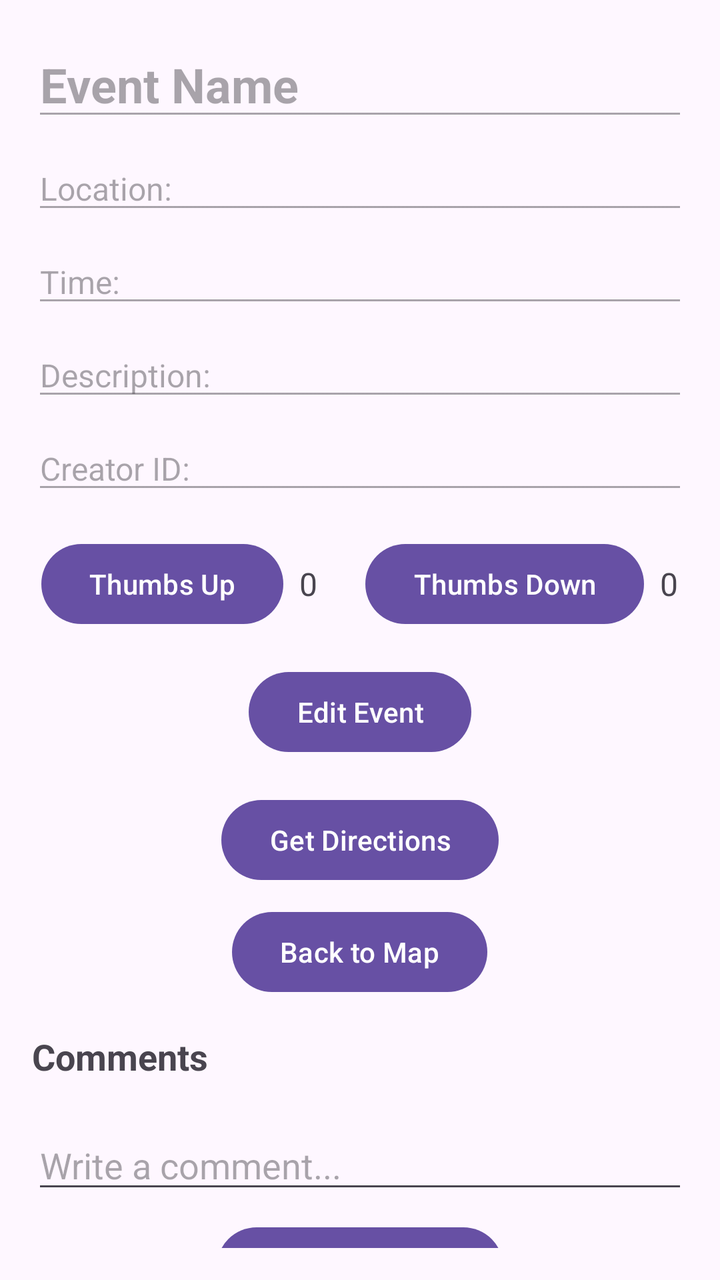
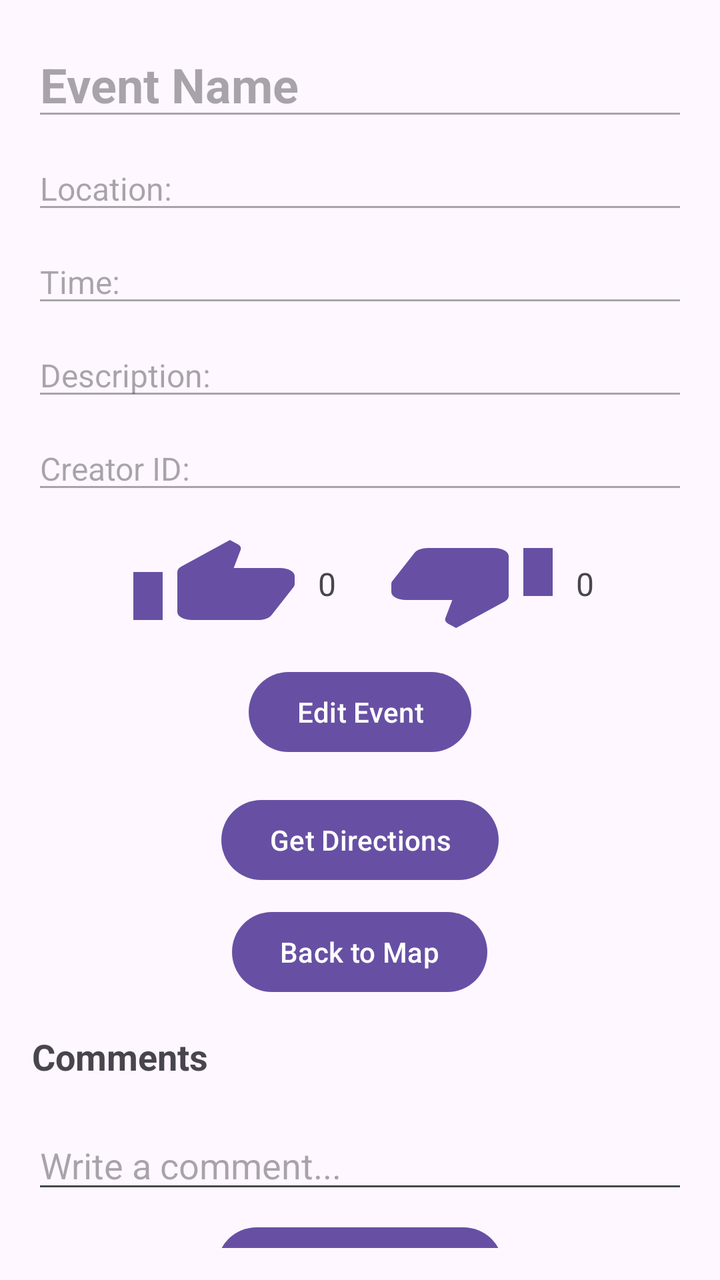

An Android layout rendered at two revisions. The XML below is the earlier revision; the diff shows what the commit changed to produce the second picture.
<!-- AndroidManifest.xml: application theme Theme.Project2_login -->
<!-- res/layout/activity_event_details.xml -->
<?xml version="1.0" encoding="utf-8"?>
<LinearLayout xmlns:android="http://schemas.android.com/apk/res/android"
    android:layout_width="match_parent"
    android:layout_height="match_parent"
    android:orientation="vertical"
    android:padding="16dp">

    
    <EditText
        android:id="@+id/event_name"
        android:layout_width="match_parent"
        android:layout_height="wrap_content"
        android:textSize="24sp"
        android:textStyle="bold"
        android:text="Event Name"
        android:enabled="false" />

    <EditText
        android:id="@+id/event_location"
        android:layout_width="match_parent"
        android:layout_height="wrap_content"
        android:textSize="16sp"
        android:layout_marginTop="8dp"
        android:text="Location: "
        android:enabled="false" />

    <EditText
        android:id="@+id/event_time"
        android:layout_width="match_parent"
        android:layout_height="wrap_content"
        android:textSize="16sp"
        android:layout_marginTop="8dp"
        android:text="Time: "
        android:enabled="false" />

    <EditText
        android:id="@+id/event_description"
        android:layout_width="match_parent"
        android:layout_height="wrap_content"
        android:textSize="16sp"
        android:layout_marginTop="8dp"
        android:text="Description: "
        android:enabled="false" />

    <EditText
        android:id="@+id/event_creator"
        android:layout_width="match_parent"
        android:layout_height="wrap_content"
        android:textSize="16sp"
        android:layout_marginTop="8dp"
        android:text="Creator ID: "
        android:enabled="false" />

    
    <LinearLayout
        android:layout_width="match_parent"
        android:layout_height="wrap_content"
        android:orientation="horizontal"
        android:gravity="center"
        android:layout_marginTop="16dp">

        <Button
            android:id="@+id/thumbs_up_button"
            android:layout_width="wrap_content"
            android:layout_height="wrap_content"
            android:text="Thumbs Up" />

        <TextView
            android:id="@+id/thumbs_up_count"
            android:layout_width="wrap_content"
            android:layout_height="wrap_content"
            android:text="0"
            android:layout_marginStart="8dp"
            android:layout_marginEnd="24dp"
            android:textSize="16sp" />

        <Button
            android:id="@+id/thumbs_down_button"
            android:layout_width="wrap_content"
            android:layout_height="wrap_content"
            android:text="Thumbs Down" />

        <TextView
            android:id="@+id/thumbs_down_count"
            android:layout_width="wrap_content"
            android:layout_height="wrap_content"
            android:text="0"
            android:layout_marginStart="8dp"
            android:textSize="16sp" />

    </LinearLayout>

    
    <Button
        android:id="@+id/edit_event_button"
        android:layout_width="wrap_content"
        android:layout_height="wrap_content"
        android:layout_marginTop="16dp"
        android:text="Edit Event"
        android:layout_gravity="center_horizontal" />

    <Button
        android:id="@+id/directions_button"
        android:layout_width="wrap_content"
        android:layout_height="wrap_content"
        android:text="Get Directions"
        android:layout_gravity="center_horizontal"
        android:layout_marginTop="16dp"/>

    <Button
        android:id="@+id/back_to_map_button"
        android:layout_width="wrap_content"
        android:layout_height="wrap_content"
        android:layout_marginTop="8dp"
        android:text="Back to Map"
        android:layout_gravity="center_horizontal" />

    

    <TextView
        android:id="@+id/comments_title"
        android:layout_width="match_parent"
        android:layout_height="wrap_content"
        android:text="Comments"
        android:textSize="18sp"
        android:textStyle="bold"
        android:layout_marginTop="16dp"
        android:paddingBottom="4dp" />

    <ListView
        android:id="@+id/comments_list_view"
        android:layout_width="match_parent"
        android:layout_height="0dp"
        android:layout_weight="1"
        android:layout_marginTop="16dp"
        android:divider="@android:color/darker_gray"
        android:dividerHeight="1dp" />

    <EditText
        android:id="@+id/new_comment_edit_text"
        android:layout_width="match_parent"
        android:layout_height="wrap_content"
        android:hint="Write a comment..." />

    <Button
        android:id="@+id/post_comment_button"
        android:layout_width="wrap_content"
        android:layout_height="wrap_content"
        android:layout_marginTop="8dp"
        android:text="Post Comment"
        android:layout_gravity="center_horizontal" />
</LinearLayout>
<!-- resources referenced by this layout -->
<resources>
  <style name="Theme.Project2_login" parent="Base.Theme.Project2_login" />
  <style name="Base.Theme.Project2_login" parent="Theme.Material3.DayNight.NoActionBar">
          
          
      </style>
</resources>

<!-- the commit's change to res/layout/activity_event_details.xml (unified diff, before → after) -->
@@ -1,5 +1,7 @@
 <?xml version="1.0" encoding="utf-8"?>
 <LinearLayout xmlns:android="http://schemas.android.com/apk/res/android"
+    xmlns:app="http://schemas.android.com/apk/res-auto"
+    android:id="@+id/event_details_layout"
     android:layout_width="match_parent"
     android:layout_height="match_parent"
     android:orientation="vertical"
@@ -63,7 +65,8 @@
             android:id="@+id/thumbs_up_button"
             android:layout_width="wrap_content"
             android:layout_height="wrap_content"
-            android:text="Thumbs Up" />
+            android:background="@drawable/ic_thumb_up"
+            android:contentDescription="Thumbs Up" />
 
         <TextView
             android:id="@+id/thumbs_up_count"
@@ -78,7 +81,8 @@
             android:id="@+id/thumbs_down_button"
             android:layout_width="wrap_content"
             android:layout_height="wrap_content"
-            android:text="Thumbs Down" />
+            android:background="@drawable/ic_thumb_down"
+            android:contentDescription="Thumbs Down" />
 
         <TextView
             android:id="@+id/thumbs_down_count"
@@ -89,6 +93,7 @@
             android:textSize="16sp" />
 
     </LinearLayout>
+
 
     
     <Button
<!-- resource entries referenced after the edit -->
@@ -1,5 +1,17 @@
 <!-- resources referenced by this layout -->
 <resources>
+  <!-- drawable ic_thumb_down (drawable) -->
+  <vector xmlns:android="http://schemas.android.com/apk/res/android" android:height="24dp" android:tint="#000000" android:viewportHeight="24" android:viewportWidth="24" android:width="24dp">
+        
+      <path android:fillColor="@android:color/white" android:pathData="M15,3L6,3c-0.83,0 -1.54,0.5 -1.84,1.22l-3.02,7.05c-0.09,0.23 -0.14,0.47 -0.14,0.73v2c0,1.1 0.9,2 2,2h6.31l-0.95,4.57 -0.03,0.32c0,0.41 0.17,0.79 0.44,1.06L9.83,23l6.59,-6.59c0.36,-0.36 0.58,-0.86 0.58,-1.41L17,5c0,-1.1 -0.9,-2 -2,-2zM19,3v12h4L23,3h-4z"/>
+      
+  </vector>
+  <!-- drawable ic_thumb_up (drawable) -->
+  <vector xmlns:android="http://schemas.android.com/apk/res/android" android:height="24dp" android:tint="#000000" android:viewportHeight="24" android:viewportWidth="24" android:width="24dp">
+        
+      <path android:fillColor="@android:color/white" android:pathData="M1,21h4L5,9L1,9v12zM23,10c0,-1.1 -0.9,-2 -2,-2h-6.31l0.95,-4.57 0.03,-0.32c0,-0.41 -0.17,-0.79 -0.44,-1.06L14.17,1 7.59,7.59C7.22,7.95 7,8.45 7,9v10c0,1.1 0.9,2 2,2h9c0.83,0 1.54,-0.5 1.84,-1.22l3.02,-7.05c0.09,-0.23 0.14,-0.47 0.14,-0.73v-2z"/>
+      
+  </vector>
   <style name="Theme.Project2_login" parent="Base.Theme.Project2_login" />
   <style name="Base.Theme.Project2_login" parent="Theme.Material3.DayNight.NoActionBar">
           
